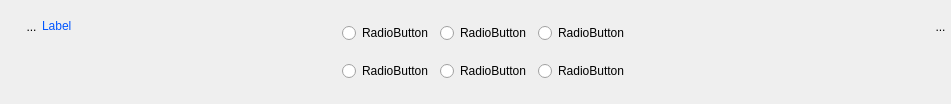
SalomePlatform/eficas_tools, file UiQT4/desWidget4a6RadioButton.ui: the form before one commit.
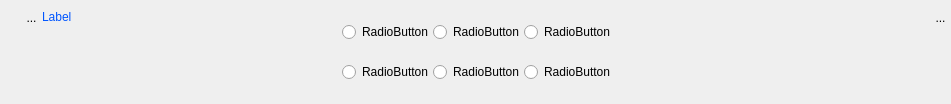
The form after the commit. Icons and pictures are not drawn. Custom widgets are drawn as their Qt base class.

```diff
--- a/UiQT4/desWidget4a6RadioButton.ui
+++ b/UiQT4/desWidget4a6RadioButton.ui
@@ -38,9 +38,15 @@
    <property name="leftMargin">
     <number>0</number>
    </property>
+   <property name="topMargin">
+    <number>2</number>
+   </property>
    <property name="rightMargin">
     <number>0</number>
    </property>
+   <property name="bottomMargin">
+    <number>2</number>
+   </property>
    <item>
     <layout class="QVBoxLayout" name="verticalLayout_3">
      <item>
@@ -160,18 +166,6 @@
       <layout class="QHBoxLayout" name="horizontalLayout_3">
        <item>
         <widget class="QRadioButton" name="radioButton_1">
-         <property name="sizePolicy">
-          <sizepolicy hsizetype="MinimumExpanding" vsizetype="Fixed">
-           <horstretch>0</horstretch>
-           <verstretch>0</verstretch>
-          </sizepolicy>
-         </property>
-         <property name="minimumSize">
-          <size>
-           <width>0</width>
-           <height>32</height>
-          </size>
-         </property>
          <property name="text">
           <string>RadioButton</string>
          </property>
@@ -179,12 +173,6 @@
        </item>
        <item>
         <widget class="QRadioButton" name="radioButton_2">
-         <property name="sizePolicy">
-          <sizepolicy hsizetype="MinimumExpanding" vsizetype="Fixed">
-           <horstretch>0</horstretch>
-           <verstretch>0</verstretch>
-          </sizepolicy>
-         </property>
          <property name="text">
           <string>RadioButton</string>
          </property>
@@ -192,12 +180,6 @@
        </item>
        <item>
         <widget class="QRadioButton" name="radioButton_3">
-         <property name="sizePolicy">
-          <sizepolicy hsizetype="MinimumExpanding" vsizetype="Fixed">
-           <horstretch>0</horstretch>
-           <verstretch>0</verstretch>
-          </sizepolicy>
-         </property>
          <property name="text">
           <string>RadioButton</string>
          </property>
@@ -209,18 +191,6 @@
       <layout class="QHBoxLayout" name="horizontalLayout_4">
        <item>
         <widget class="QRadioButton" name="radioButton_4">
-         <property name="sizePolicy">
-          <sizepolicy hsizetype="MinimumExpanding" vsizetype="Fixed">
-           <horstretch>0</horstretch>
-           <verstretch>0</verstretch>
-          </sizepolicy>
-         </property>
-         <property name="minimumSize">
-          <size>
-           <width>0</width>
-           <height>32</height>
-          </size>
-         </property>
          <property name="text">
           <string>RadioButton</string>
          </property>
@@ -228,12 +198,6 @@
        </item>
        <item>
         <widget class="QRadioButton" name="radioButton_5">
-         <property name="sizePolicy">
-          <sizepolicy hsizetype="MinimumExpanding" vsizetype="Fixed">
-           <horstretch>0</horstretch>
-           <verstretch>0</verstretch>
-          </sizepolicy>
-         </property>
          <property name="text">
           <string>RadioButton</string>
          </property>
@@ -241,12 +205,6 @@
        </item>
        <item>
         <widget class="QRadioButton" name="radioButton_6">
-         <property name="sizePolicy">
-          <sizepolicy hsizetype="MinimumExpanding" vsizetype="Fixed">
-           <horstretch>0</horstretch>
-           <verstretch>0</verstretch>
-          </sizepolicy>
-         </property>
          <property name="text">
           <string>RadioButton</string>
          </property>
```
Left out of the diff: 12 changed lines with no effect on the pictures.
